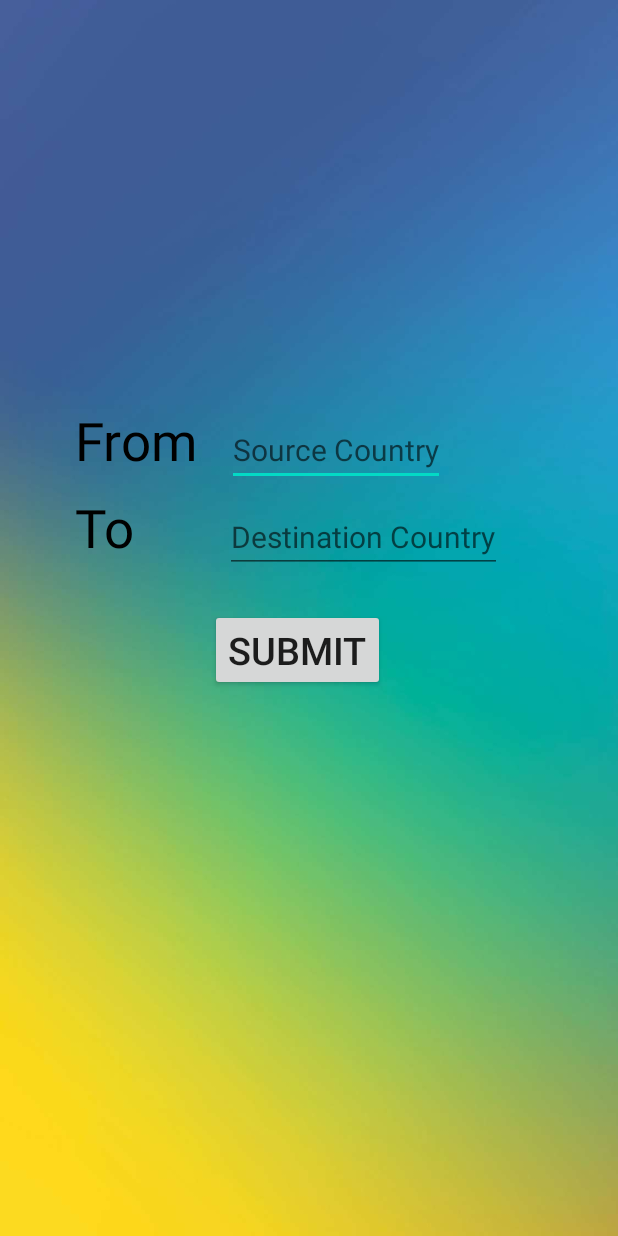
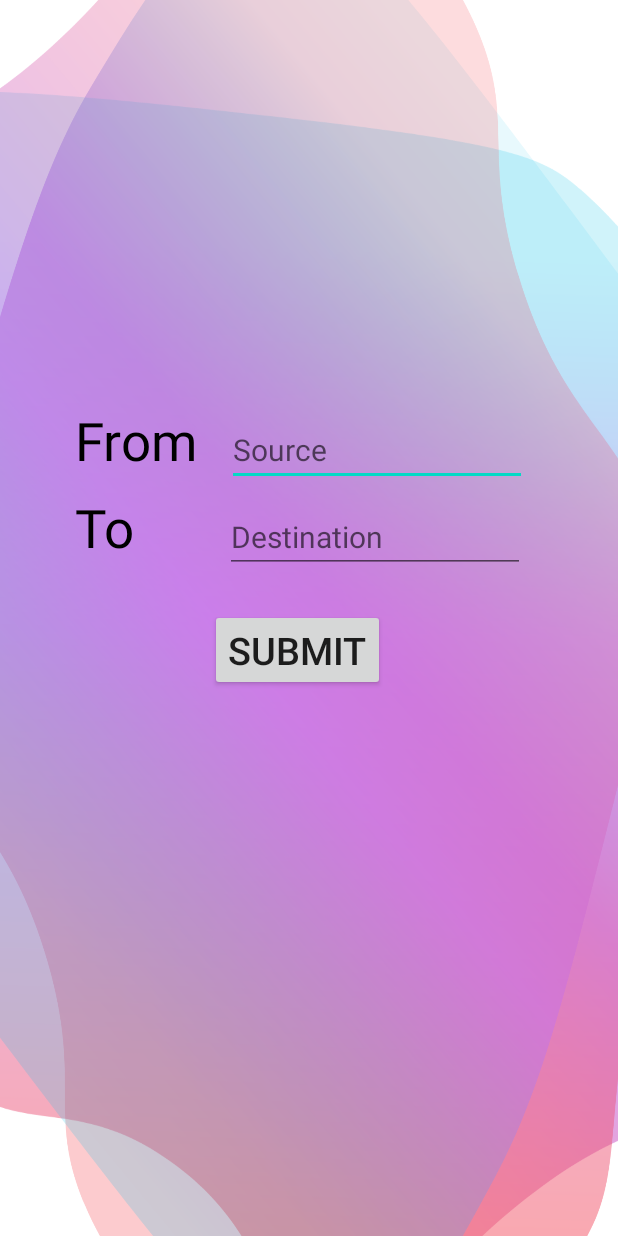
Before and after one commit to Sparsh0511/Currency_Converter, an Android app: the screen it shows after launch (MainActivity), on a phone screen of 412 x 824 dp. Run offline under Robolectric (Android 15) with nearby library versions, the phone set to English and light mode, and no system bars; libraries missing offline, so code that uses them is left out: com.androidnetworking, com.androidnetworking.common, com.androidnetworking.error, com.androidnetworking.interfaces; 1 statement that could not run was skipped.

Commit message:
Third Built. Improved UI. Changed the background, length of the Auto-complete text view and now the currency code will be displayed along with the country name in the list of countries.

```diff
--- a/app/src/main/java/com/example/currencyconverter/MainActivity.java
+++ b/app/src/main/java/com/example/currencyconverter/MainActivity.java
@@ -1,7 +1,6 @@
 package com.example.currencyconverter;
 
 import androidx.appcompat.app.AppCompatActivity;
-
 import android.annotation.SuppressLint;
 import android.os.Bundle;
 import android.util.Log;
@@ -10,16 +9,12 @@ import android.widget.AutoCompleteTextView;
 import android.widget.Button;
 import android.widget.Spinner;
 import android.widget.TextView;
-import android.widget.Toast;
-
 import com.androidnetworking.AndroidNetworking;
 import com.androidnetworking.common.Priority;
 import com.androidnetworking.error.ANError;
 import com.androidnetworking.interfaces.JSONObjectRequestListener;
-
 import org.json.JSONException;
 import org.json.JSONObject;
-
 import java.util.ArrayList;
 import java.util.Currency;
 import java.util.Locale;
@@ -51,9 +46,9 @@ public class MainActivity extends AppCompatActivity {
         ArrayAdapter<String> countryNameAdapter = new ArrayAdapter<>(this, android.R.layout.simple_spinner_dropdown_item , countryName);
 
         fromTextView.setAdapter(countryNameAdapter);
-        fromTextView.setThreshold(3);
+        fromTextView.setThreshold(1);
         toTextView.setAdapter(countryNameAdapter);
-        toTextView.setThreshold(3);
+        toTextView.setThreshold(1);
 
         AndroidNetworking.initialize(this);
 
@@ -78,7 +73,7 @@ public class MainActivity extends AppCompatActivity {
             String from = currencyIds.get(fromIdx);
             String to = currencyIds.get(toIdx);
 
-            String URL = new String("https://api.exchangerate.host/convert?from=" + from + "&to=" + to);
+            String URL = "https://api.exchangerate.host/convert?from=" + from + "&to=" + to;
             AndroidNetworking.get(URL)
                     .setPriority(Priority.HIGH)
                     .build()
@@ -290,7 +285,7 @@ public class MainActivity extends AppCompatActivity {
                     String currencyCode = currency.getCurrencyCode();
                     if(!currencyIds.contains(currencyCode) && !countryName.contains(country)) {
                         currencyIds.add(currencyCode);
-                        countryName.add(country);
+                        countryName.add(country + " (" + currencyCode + ")");
                         Log.d("CTY", country + "  ->  " + currencyCode);
                     }
                 } catch (IllegalArgumentException e) {
--- a/app/src/main/res/layout/activity_main.xml
+++ b/app/src/main/res/layout/activity_main.xml
@@ -1,13 +1,12 @@
 <?xml version="1.0" encoding="utf-8"?>
 <LinearLayout xmlns:android="http://schemas.android.com/apk/res/android"
-    xmlns:app="http://schemas.android.com/apk/res-auto"
     xmlns:tools="http://schemas.android.com/tools"
     android:layout_width="match_parent"
     android:layout_height="match_parent"
     tools:context=".MainActivity"
     android:orientation="vertical"
     android:paddingTop="270dp"
-    android:background="@drawable/background"
+    android:background="@drawable/back"
     >
 
         <LinearLayout
@@ -37,8 +36,9 @@
                 />
 
             <AutoCompleteTextView
-                android:layout_width="wrap_content"
+                android:layout_width="200dp"
                 android:layout_height="wrap_content"
+                android:textColor="@color/black"
                 android:id="@+id/fromTextView"
                 android:textSize="20sp"
                 android:hint="@string/fromSpinnerContentDesc"/>
@@ -61,11 +61,12 @@
                 />
 
             <AutoCompleteTextView
-                android:layout_width="wrap_content"
+                android:layout_width="200dp"
                 android:layout_height="wrap_content"
                 android:id="@+id/toTextView"
                 android:layout_marginStart="60dp"
                 android:textSize="20sp"
+                android:textColor="@color/black"
                 android:hint="@string/toSpinnerContentDesc"/>
 
             <Spinner
--- a/app/src/main/res/values/strings.xml
+++ b/app/src/main/res/values/strings.xml
@@ -4,8 +4,8 @@
     <string name="to">To</string>
     <string name="submit">Submit</string>
     <string name="resultSampleText"> </string>
-    <string name="fromSpinnerContentDesc">Source Country</string>
-    <string name="toSpinnerContentDesc">Destination Country</string>
+    <string name="fromSpinnerContentDesc">Source</string>
+    <string name="toSpinnerContentDesc">Destination</string>
     <string name="fromAutoCompleteTextView">Source Country</string>
     <string name="toAutoCompleteTextView">Destination Country</string>
 </resources>
```
Also changed, not shown: app/src/main/res/drawable-v24/back.png (added).
